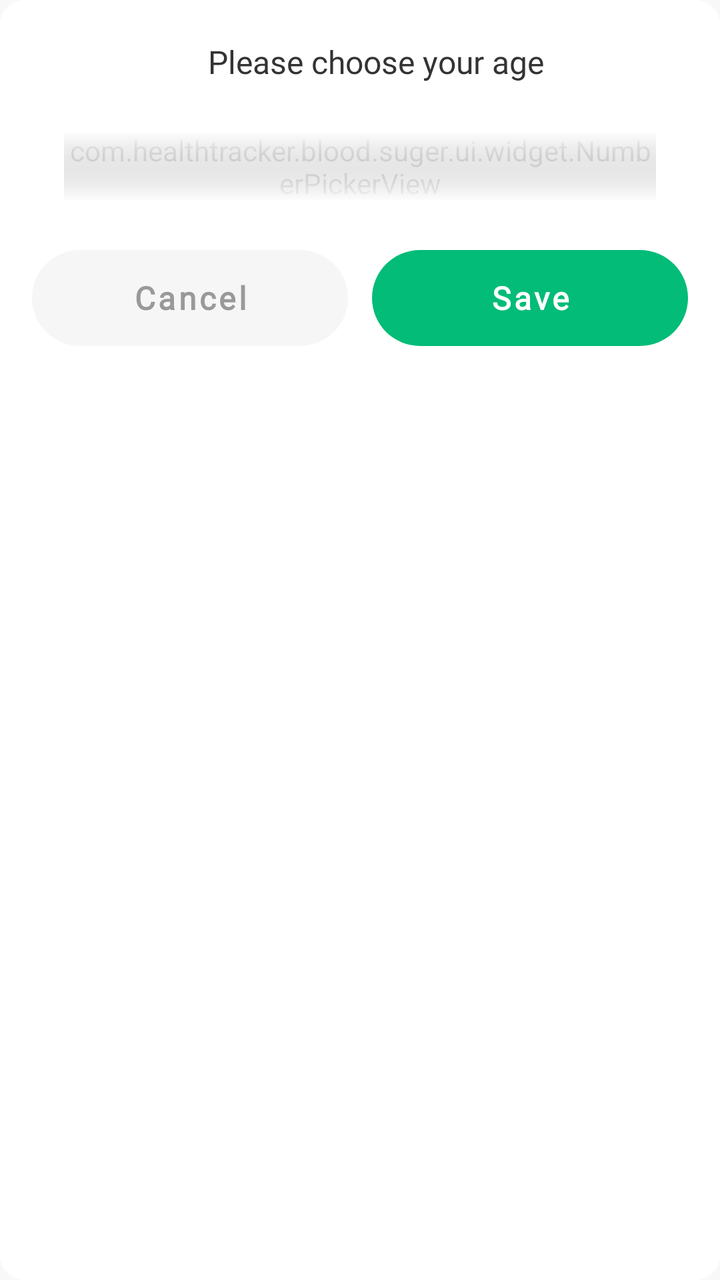
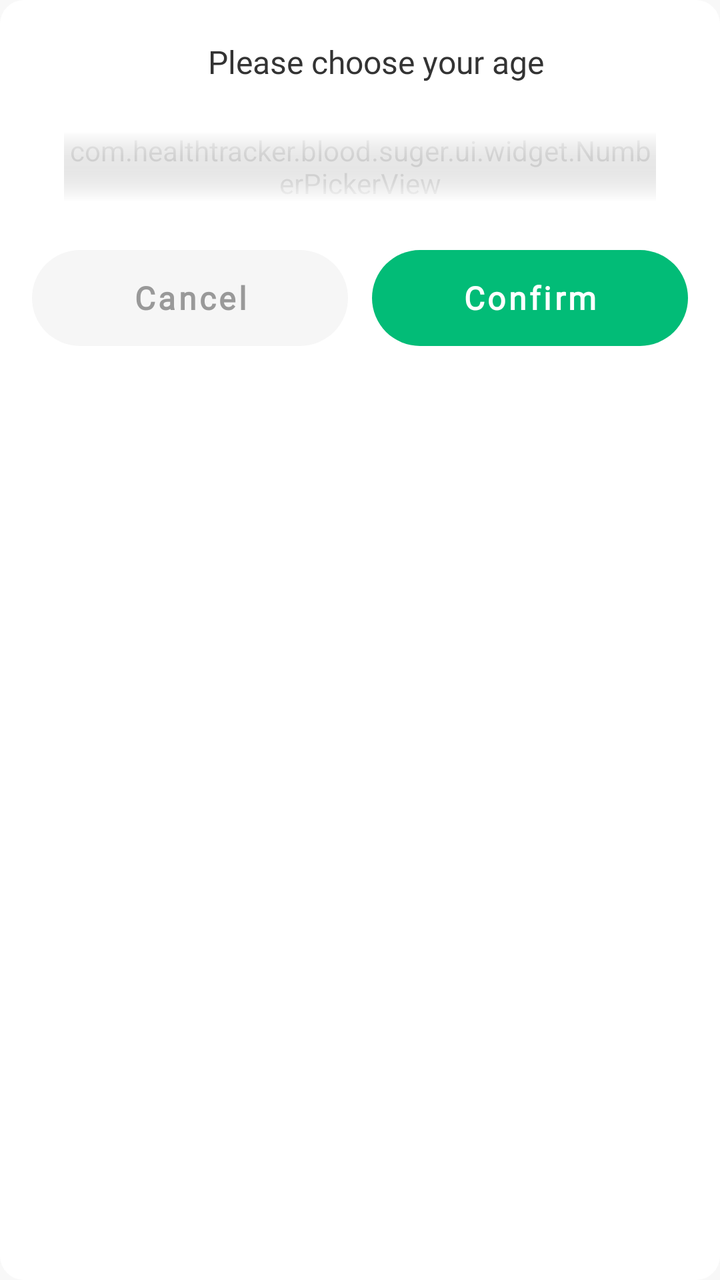

Two renders of the same Android screen: before a commit and after it. Below are the layout's source before the change and the commit's diff.
<!-- AndroidManifest.xml: application theme AppTheme -->
<!-- res/layout/dialog_choose_age.xml -->
<?xml version="1.0" encoding="utf-8"?>
<androidx.constraintlayout.widget.ConstraintLayout xmlns:android="http://schemas.android.com/apk/res/android"
    xmlns:app="http://schemas.android.com/apk/res-auto"
    xmlns:tools="http://schemas.android.com/tools"
    android:layout_width="match_parent"
    android:layout_height="wrap_content"
    android:background="@drawable/bg_rect_white_12"
    android:paddingHorizontal="@dimen/dp_16"
    android:paddingVertical="@dimen/dp_20">

    <androidx.appcompat.widget.AppCompatTextView
        android:id="@+id/tv_choose_age"
        style="@style/TextViewFont_RobotoBold"
        android:layout_width="wrap_content"
        android:layout_height="wrap_content"
        android:layout_marginStart="@dimen/dp_16"
        android:text="@string/please_choose_your_age"
        android:textColor="@color/t1"
        android:textSize="@dimen/sp_16"
        app:layout_constraintEnd_toEndOf="parent"
        app:layout_constraintStart_toStartOf="parent"
        app:layout_constraintTop_toTopOf="parent" />


    <com.healthtracker.blood.suger.ui.widget.NumberPickerView
        android:id="@+id/numberPicker"
        android:layout_width="match_parent"
        android:layout_height="wrap_content"
        android:layout_marginHorizontal="@dimen/dp_16"
        android:layout_marginTop="@dimen/dp_24"
        app:layout_constraintEnd_toEndOf="parent"
        app:layout_constraintStart_toStartOf="parent"
        app:layout_constraintTop_toBottomOf="@id/tv_choose_age"
        app:npv_ItemPaddingHorizontal="@dimen/dp_24"
        app:npv_ItemPaddingVertical="@dimen/dp_4"
        app:npv_ShowDivider="false"
        app:npv_ShownCount="3"
        app:npv_TextColorNormal="@color/color_BFBFBF"
        app:npv_TextColorSelected="@color/c5"
        app:npv_TextSizeNormal="@dimen/sp_24"
        app:npv_TextSizeSelected="@dimen/sp_32"
        app:npv_WrapSelectorWheel="true"
        tools:npv_TextArray="@array/hours" />

    
    <View
        android:layout_width="0dp"
        android:layout_height="@dimen/dp_40"
        android:background="@drawable/gradient_npv_top"
        app:layout_constraintEnd_toEndOf="parent"
        app:layout_constraintStart_toStartOf="parent"
        app:layout_constraintTop_toTopOf="@id/numberPicker" />

    
    <View
        android:id="@+id/v_bottom_mask"
        android:layout_width="0dp"
        android:layout_height="@dimen/dp_40"
        android:background="@drawable/gradient_npv_bottom"
        app:layout_constraintBottom_toBottomOf="@id/numberPicker"
        app:layout_constraintEnd_toEndOf="parent"
        app:layout_constraintStart_toStartOf="parent" />


    <androidx.appcompat.widget.LinearLayoutCompat
        android:layout_width="match_parent"
        android:layout_height="wrap_content"
        android:layout_marginTop="@dimen/dp_24"
        app:layout_constraintTop_toBottomOf="@id/numberPicker">

        <com.google.android.material.button.MaterialButton
            android:id="@+id/btn_cancel"
            style="@style/MaterialButton.b3"
            android:layout_width="0dp"
            android:layout_height="@dimen/dp_48"
            android:layout_marginEnd="@dimen/dp_12"
            android:layout_weight="1"
            android:text="@string/cancel" />

        <com.google.android.material.button.MaterialButton
            android:id="@+id/btn_ok"
            style="@style/MaterialButton.b1"
            android:layout_width="0dp"
            android:layout_height="@dimen/dp_48"
            android:layout_weight="1"
            android:text="@string/save" />
    </androidx.appcompat.widget.LinearLayoutCompat>


</androidx.constraintlayout.widget.ConstraintLayout>
<!-- resources referenced by this layout -->
<resources>
  <color name="c5">#02BC77</color>
  <color name="color_BFBFBF">#BFBFBF</color>
  <color name="t1">#333333</color>
  <dimen name="dp_12">12dp</dimen>
  <dimen name="dp_16">16dp</dimen>
  <dimen name="dp_20">20dp</dimen>
  <dimen name="dp_24">24dp</dimen>
  <dimen name="dp_4">4dp</dimen>
  <dimen name="dp_40">40dp</dimen>
  <dimen name="dp_48">48dp</dimen>
  <dimen name="sp_16">16sp</dimen>
  <dimen name="sp_24">24sp</dimen>
  <dimen name="sp_32">32sp</dimen>
  <!-- drawable bg_rect_white_12 (drawable) -->
  <?xml version="1.0" encoding="utf-8"?>
  <shape xmlns:android="http://schemas.android.com/apk/res/android"
      android:shape="rectangle">
      <solid android:color="@color/white"/>
      <corners android:radius="@dimen/dp_12"/>
  
  </shape>
  <!-- drawable gradient_npv_bottom (drawable) -->
  <?xml version="1.0" encoding="utf-8"?>
  <shape xmlns:android="http://schemas.android.com/apk/res/android"
      android:shape="rectangle">
      <gradient
          android:angle="90"
          android:endColor="@color/transparent"
          android:startColor="@color/white" />
  </shape>
  <!-- drawable gradient_npv_top (drawable) -->
  <?xml version="1.0" encoding="utf-8"?>
  <shape xmlns:android="http://schemas.android.com/apk/res/android"
      android:shape="rectangle">
      <gradient
          android:angle="90"
          android:endColor="@color/white"
          android:startColor="@color/transparent" />
  </shape>
  <string name="cancel">Cancel</string>
  <string name="please_choose_your_age">Please choose your age</string>
  <string name="save">Save</string>
  <style name="MaterialButton.b1">
          <item name="android:fontFamily">@font/roboto_bold</item>
          <item name="fontFamily">@font/roboto_bold</item>
          <item name="android:textStyle">bold</item>
          <item name="android:textColor">@color/white</item>
          <item name="backgroundTint">@color/c5</item>
          <item name="rippleColor">@color/c5_8</item>
      </style>
  <style name="MaterialButton.b3">
          <item name="android:fontFamily">@font/roboto_bold</item>
          <item name="fontFamily">@font/roboto_bold</item>
          <item name="android:textStyle">bold</item>
          <item name="android:textColor">@color/color_999</item>
          <item name="backgroundTint">#f6f6f6</item>
          <item name="rippleColor">@color/c5_8</item>
      </style>
  <style name="TextViewFont_RobotoBold">
          <item name="android:fontFamily">@font/roboto_bold</item>
          <item name="fontFamily">@font/roboto_bold</item>
      </style>
  <style name="AppTheme" parent="@style/Theme.MaterialComponents.Light.NoActionBar">
          <item name="colorAccent">@color/colorAccent</item>
          <item name="colorControlHighlight">@color/color_tap_ripple</item>
          <item name="colorPrimary">@color/colorPrimary</item>
          <item name="colorPrimaryDark">@color/colorPrimaryDark</item>
          <item name="toolbarNavigationButtonStyle">@style/toolbar_nav_button</item>
          <item name="windowActionBar">false</item>
          <item name="windowNoTitle">true</item>
          <item name="android:windowBackground">@color/bg_window</item>
  
      </style>
  <color name="white">#FFFFFF</color>
  <color name="transparent">#00000000</color>
  <color name="c5_8">#5DD4A8</color>
  <color name="color_999">#999999</color>
  <color name="colorAccent">@color/c5</color>
  <color name="color_tap_ripple">@color/transparent10</color>
  <color name="colorPrimary">@color/c1</color>
  <color name="colorPrimaryDark">@color/c1</color>
  <style name="toolbar_nav_button" parent="@style/Widget.AppCompat.Toolbar.Button.Navigation">
          <item name="android:paddingLeft">@dimen/nav_button_margin</item>
          <item name="android:paddingRight">@dimen/nav_button_margin</item>
          <item name="android:minWidth">56dp</item>
      </style>
  <color name="bg_window">#f8f8f8</color>
  <color name="transparent10">#1A000000</color>
  <color name="c1">@color/white</color>
  <dimen name="nav_button_margin">@dimen/dp_16</dimen>
  <!-- unchanged entries left out for length: 1 -->
</resources>

<!-- the commit's change to res/layout/dialog_choose_age.xml (unified diff, before → after) -->
@@ -83,7 +83,7 @@
             android:layout_width="0dp"
             android:layout_height="@dimen/dp_48"
             android:layout_weight="1"
-            android:text="@string/save" />
+            android:text="@string/confirm" />
     </androidx.appcompat.widget.LinearLayoutCompat>
 
 
<!-- resource entries referenced after the edit -->
@@ -40,8 +40,8 @@
           android:startColor="@color/transparent" />
   </shape>
   <string name="cancel">Cancel</string>
+  <string name="confirm">Confirm</string>
   <string name="please_choose_your_age">Please choose your age</string>
-  <string name="save">Save</string>
   <style name="MaterialButton.b1">
           <item name="android:fontFamily">@font/roboto_bold</item>
           <item name="fontFamily">@font/roboto_bold</item>
